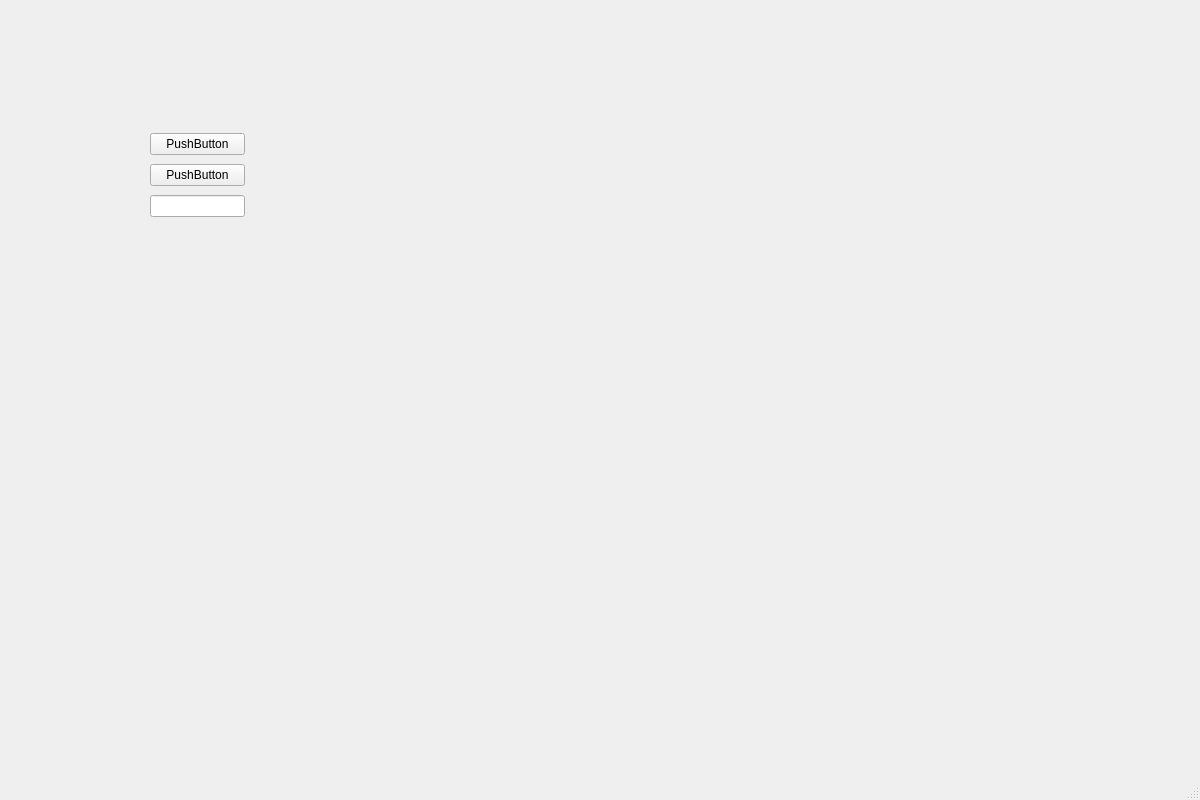
First picture: the form in app/ui/main_window.ui, repository amyr-ai/ChairTimeAnalyzer, before the edit.
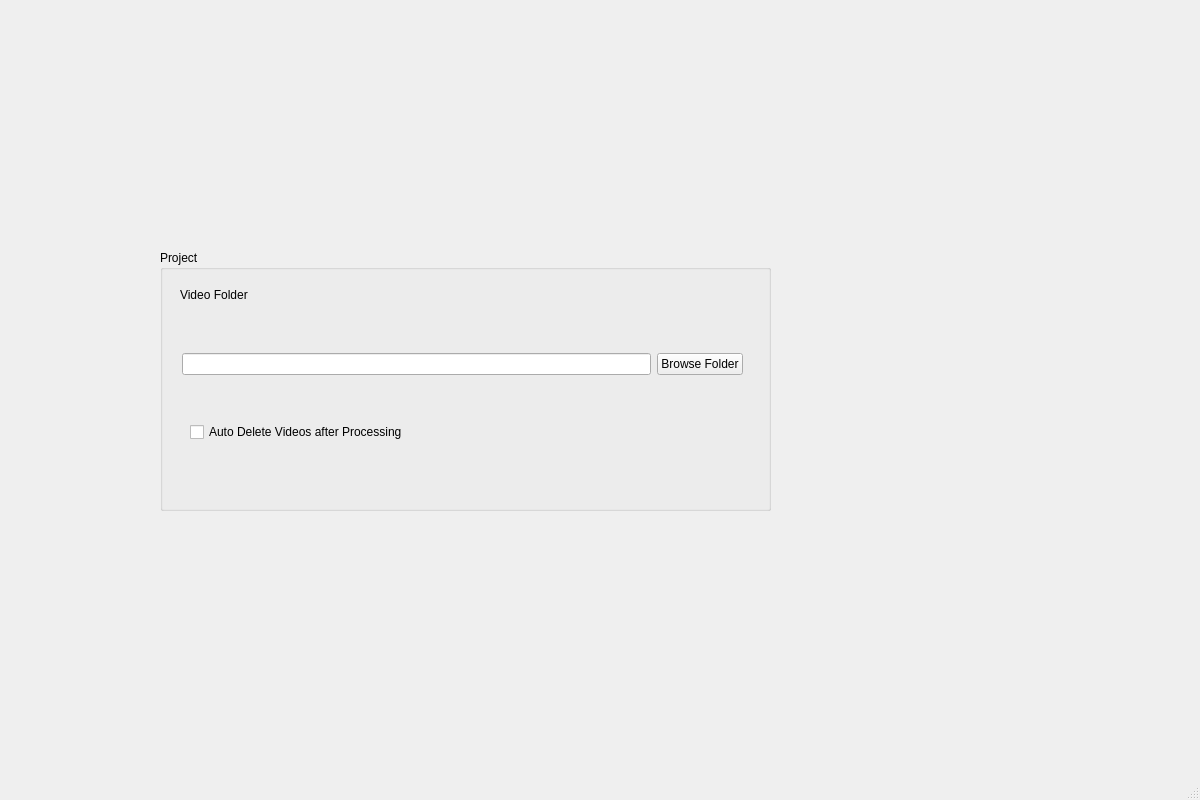
Second picture: the form after the edit.

Commit message: Add folder browser and UI loader

The edit to the form file:
```diff
--- a/app/ui/main_window.ui
+++ b/app/ui/main_window.ui
@@ -20,34 +20,66 @@
    <string>Chair Time Analyzer</string>
   </property>
   <widget class="QWidget" name="centralwidget">
+   <widget class="QGroupBox" name="grpProject">
+    <property name="geometry">
+     <rect>
+      <x>160</x>
+      <y>250</y>
+      <width>611</width>
+      <height>261</height>
+     </rect>
+    </property>
+    <property name="title">
+     <string>Project</string>
+    </property>
+    <widget class="QLabel" name="lblVideoFolder">
+     <property name="geometry">
+      <rect>
+       <x>20</x>
+       <y>-10</y>
+       <width>219</width>
+       <height>110</height>
+      </rect>
+     </property>
+     <property name="text">
+      <string>Video Folder</string>
+     </property>
+    </widget>
+    <widget class="QCheckBox" name="chkAutoDelete">
+     <property name="geometry">
+      <rect>
+       <x>30</x>
+       <y>170</y>
+       <width>349</width>
+       <height>24</height>
+      </rect>
+     </property>
+     <property name="text">
+      <string>Auto Delete Videos after Processing</string>
+     </property>
+    </widget>
    <widget class="QWidget" name="">
     <property name="geometry">
      <rect>
-      <x>150</x>
-      <y>130</y>
-      <width>95</width>
-      <height>92</height>
-     </rect>
-    </property>
-    <layout class="QVBoxLayout" name="verticalLayout">
+       <x>22</x>
+       <y>100</y>
+       <width>561</width>
+       <height>28</height>
+      </rect>
+     </property>
+     <layout class="QHBoxLayout" name="horizontalLayout">
      <item>
-      <widget class="QPushButton" name="pushButton_2">
-       <property name="text">
-        <string>PushButton</string>
-       </property>
-      </widget>
+       <widget class="QLineEdit" name="txtVideoFolder"/>
      </item>
      <item>
-      <widget class="QPushButton" name="pushButton">
+       <widget class="QPushButton" name="btnBrowseFolder">
        <property name="text">
-        <string>PushButton</string>
+         <string>Browse Folder</string>
        </property>
       </widget>
      </item>
-     <item>
-      <widget class="QLineEdit" name="lineEdit"/>
-     </item>
-    </layout>
+     </layout>
+    </widget>
    </widget>
   </widget>
   <widget class="QMenuBar" name="menubar">
```
Lines whose indentation alone changed are shown as unchanged. The commit also changes 2 other files.
